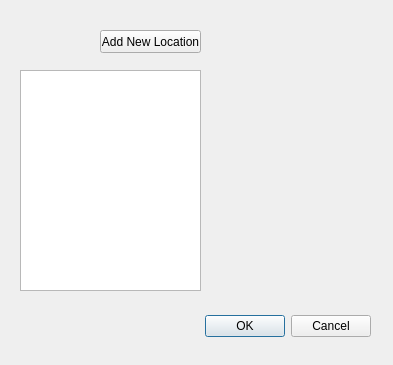
Qt form QtGuiApplication1/location_gui.ui (Maxar-Corp/nu-sirve) before a commit.
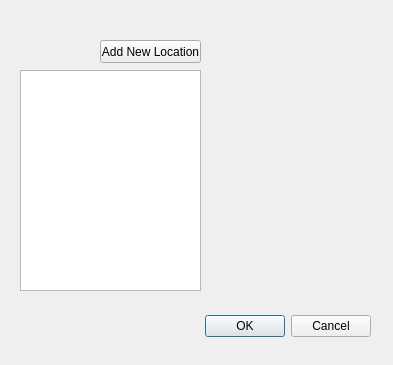
The same form after that commit.

Diff of the .ui file:
```diff
--- a/QtGuiApplication1/location_gui.ui
+++ b/QtGuiApplication1/location_gui.ui
@@ -71,7 +71,7 @@
    <property name="geometry">
     <rect>
      <x>100</x>
-     <y>30</y>
+     <y>40</y>
      <width>101</width>
      <height>23</height>
     </rect>
```
